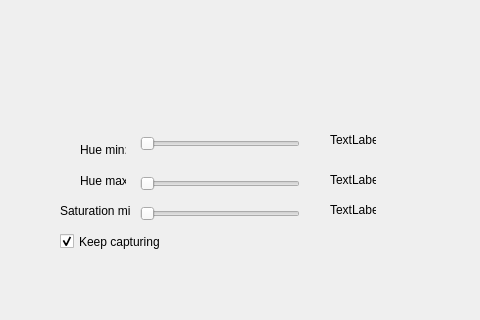
gstiebler/pyqtopencv, file main_window.ui: the form before one commit; both pictures show x 0 to 480 and y 427 to 747 of the 1349 by 747 pixel window.
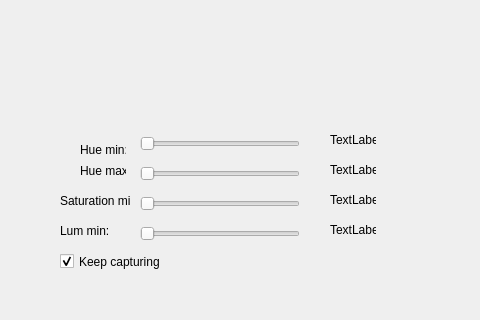
The form after the commit.

Commit message: lum min

```diff
--- a/main_window.ui
+++ b/main_window.ui
@@ -54,7 +54,7 @@
     <property name="geometry">
      <rect>
       <x>140</x>
-      <y>600</y>
+      <y>590</y>
       <width>160</width>
       <height>22</height>
      </rect>
@@ -83,7 +83,7 @@
     <property name="geometry">
      <rect>
       <x>80</x>
-      <y>600</y>
+      <y>590</y>
       <width>46</width>
       <height>16</height>
      </rect>
@@ -109,7 +109,7 @@
     <property name="geometry">
      <rect>
       <x>330</x>
-      <y>600</y>
+      <y>590</y>
       <width>46</width>
       <height>13</height>
      </rect>
@@ -122,7 +122,7 @@
     <property name="geometry">
      <rect>
       <x>60</x>
-      <y>630</y>
+      <y>620</y>
       <width>71</width>
       <height>16</height>
      </rect>
@@ -135,7 +135,7 @@
     <property name="geometry">
      <rect>
       <x>140</x>
-      <y>630</y>
+      <y>620</y>
       <width>160</width>
       <height>22</height>
      </rect>
@@ -151,7 +151,7 @@
     <property name="geometry">
      <rect>
       <x>330</x>
-      <y>630</y>
+      <y>620</y>
       <width>46</width>
       <height>13</height>
      </rect>
@@ -164,7 +164,7 @@
     <property name="geometry">
      <rect>
       <x>60</x>
-      <y>660</y>
+      <y>680</y>
       <width>101</width>
       <height>17</height>
      </rect>
@@ -189,6 +189,48 @@
      <string>Zoom view</string>
     </property>
    </widget>
+   <widget class="QLabel" name="label_4">
+    <property name="geometry">
+     <rect>
+      <x>60</x>
+      <y>650</y>
+      <width>71</width>
+      <height>16</height>
+     </rect>
+    </property>
+    <property name="text">
+     <string>Lum min:</string>
+    </property>
+   </widget>
+   <widget class="QSlider" name="lumMinSlider">
+    <property name="geometry">
+     <rect>
+      <x>140</x>
+      <y>650</y>
+      <width>160</width>
+      <height>22</height>
+     </rect>
+    </property>
+    <property name="maximum">
+     <number>255</number>
+    </property>
+    <property name="orientation">
+     <enum>Qt::Horizontal</enum>
+    </property>
+   </widget>
+   <widget class="QLabel" name="labelMinValue_3">
+    <property name="geometry">
+     <rect>
+      <x>330</x>
+      <y>650</y>
+      <width>46</width>
+      <height>13</height>
+     </rect>
+    </property>
+    <property name="text">
+     <string>TextLabel</string>
+    </property>
+   </widget>
   </widget>
   <widget class="QMenuBar" name="menubar">
    <property name="geometry">
```
Left out of the diff: 22 changed lines with no effect on the pictures. The commit also changes 2 other files.
